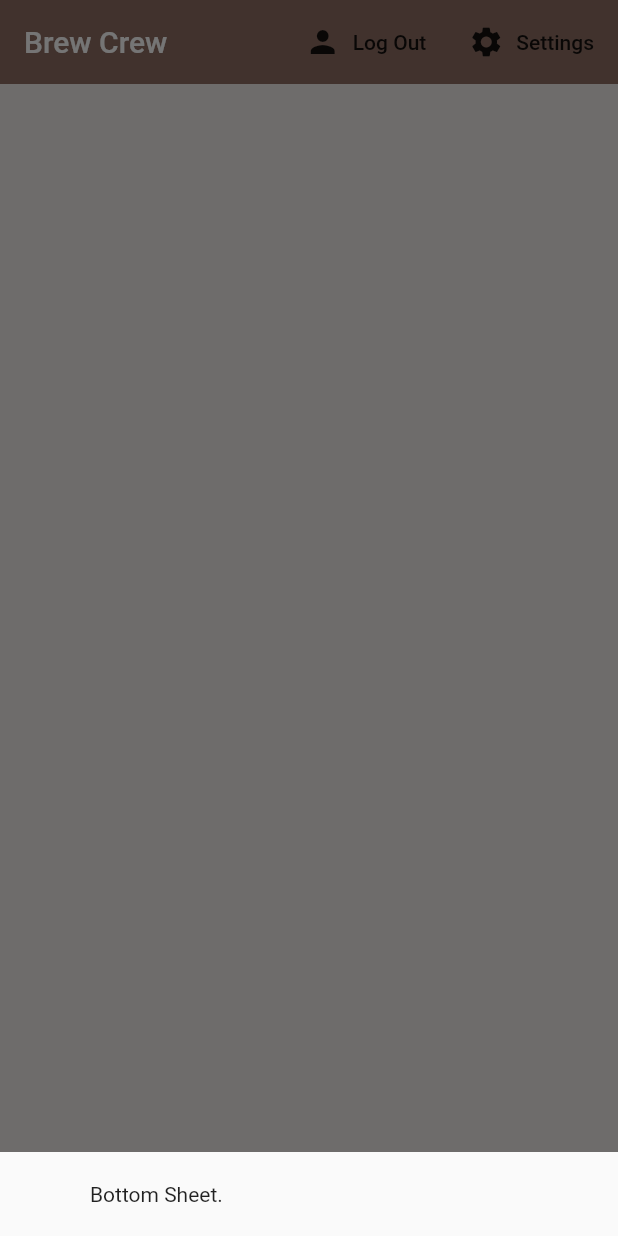
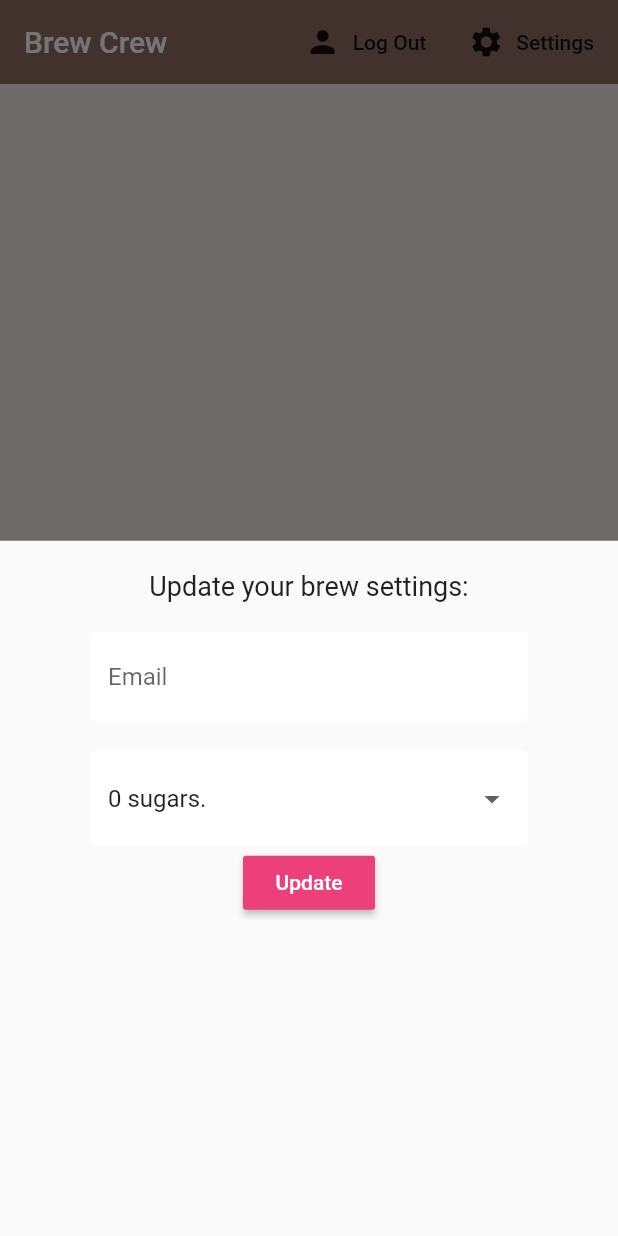
Before and after one commit to navneeeth/brew_crew, a Flutter app: the screen it shows once a user with an empty profile is signed in, after a tap on "Settings", on a phone screen of 412 x 824 dp. Run offline on Flutter 3.47's test engine with Material 2 defaults, Android fonts, the phone set to English and light mode, and no system bars; our stand-ins replace cloud_firestore, firebase_auth, flutter_spinkit; accounts and stored records are empty.

Commit message:
22) Drop-downs.

```diff
--- a/lib/screens/home/home.dart
+++ b/lib/screens/home/home.dart
@@ -1,4 +1,5 @@
 import 'package:brew_crew/screens/home/brew_list.dart';
+import 'package:brew_crew/screens/home/settings_form.dart';
 import 'package:brew_crew/services/auth.dart';
 import 'package:flutter/material.dart';
 import 'package:brew_crew/services/auth.dart';
@@ -17,7 +18,7 @@ class Home extends StatelessWidget {
       showModalBottomSheet(context: context, builder: (context) {
         return Container(
           padding: EdgeInsets.symmetric(vertical: 20.0, horizontal: 60.0),
-          child: Text('Bottom Sheet.'),
+          child: SettingsForm(),
         );
       });
     }
--- /dev/null
+++ b/lib/screens/home/settings_form.dart
@@ -0,0 +1,65 @@
+import 'package:flutter/material.dart';
+import 'package:brew_crew/shared/constants.dart';
+
+class SettingsForm extends StatefulWidget {
+  @override
+  _SettingsFormState createState() => _SettingsFormState();
+}
+
+class _SettingsFormState extends State<SettingsForm> {
+
+  final _formKey = GlobalKey<FormState>();
+  final List<String> sugars = ['0', '1', '2', '3', '4'];
+
+  //form values
+  String _currentName;
+  String _currentSugars;
+  int _currentStrength;
+
+  @override
+  Widget build(BuildContext context) {
+    return Form(
+      key: _formKey,
+      child: Column(
+        children: <Widget>[
+          Text(
+            'Update your brew settings:',
+            style: TextStyle(fontSize: 18.0),
+          ),
+          SizedBox(height: 20.0),
+          TextFormField(
+            decoration: textInputDecoration,
+            validator: (val) => val.isEmpty ? 'Please enter a name' : null,
+            onChanged: (val) => setState(() => _currentName = val),
+          ),
+          SizedBox(height: 20.0),
+          // dropdown
+          DropdownButtonFormField(
+            decoration: textInputDecoration,
+            items: sugars.map((sugar) {
+              return DropdownMenuItem(
+                value: sugar,
+                child: Text('$sugar sugars.'),
+              );
+            }).toList(),
+            onChanged: (val) => setState(() => _currentSugars = val),
+            value: _currentSugars ?? '0',
+          ),
+          //slider
+          RaisedButton(
+            color: Colors.pink[400],
+            child: Text(
+              'Update',
+              style: TextStyle(color: Colors.white),
+            ),
+            onPressed: () async {
+              print(_currentName);
+              print(_currentSugars);
+              print(_currentStrength);
+            },
+          ),
+        ],
+      ),
+    );
+  }
+}
```
